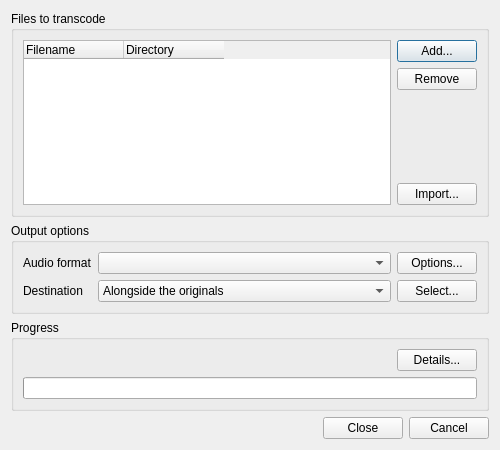
Above: src/transcoder/transcodedialog.ui from strawberrymusicplayer/strawberry before the change. Below: the same form after it.
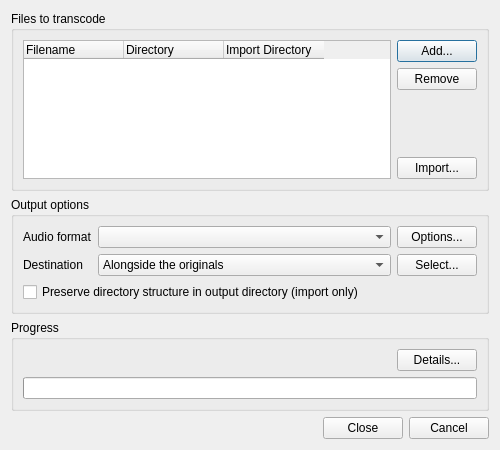
That is the form after the change. Icons and pictures are not drawn.

Commit message: TranscodeDialog: update to optionally preserve directory structure

What changed in the file:
```diff
--- a/src/transcoder/transcodedialog.ui
+++ b/src/transcoder/transcodedialog.ui
@@ -57,6 +57,11 @@
           <string>Directory</string>
          </property>
         </column>
+        <column>
+         <property name="text">
+          <string>Import Directory</string>
+         </property>
+        </column>
        </widget>
       </item>
       <item>
@@ -165,6 +170,13 @@
         </property>
        </widget>
       </item>
+      <item row="2" column="0" colspan="3">
+       <widget class="QCheckBox" name="preserve_dir_structure">
+        <property name="text">
+         <string>Preserve directory structure in output directory (import only)</string>
+        </property>
+       </widget>
+      </item>
      </layout>
     </widget>
    </item>
```
The commit also changes 2 other files.
